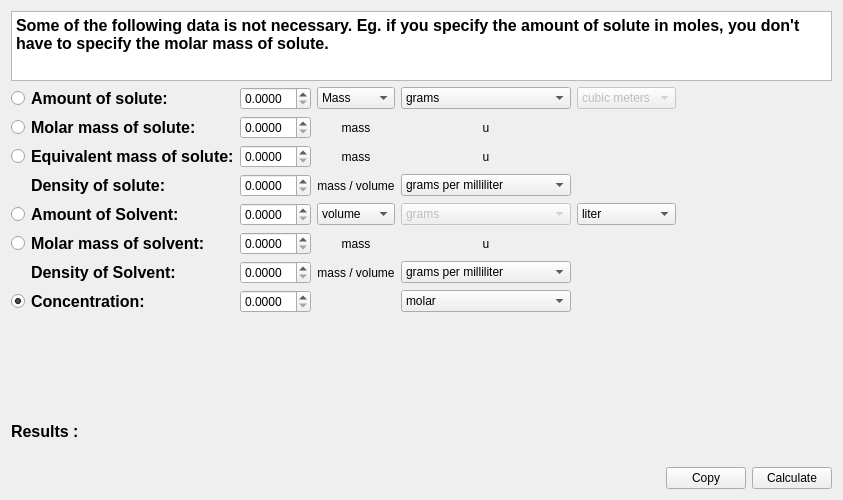
Before: the Qt Designer form src/calculator/concCalculator.ui in KDE/kalzium, drawn with Qt 5.
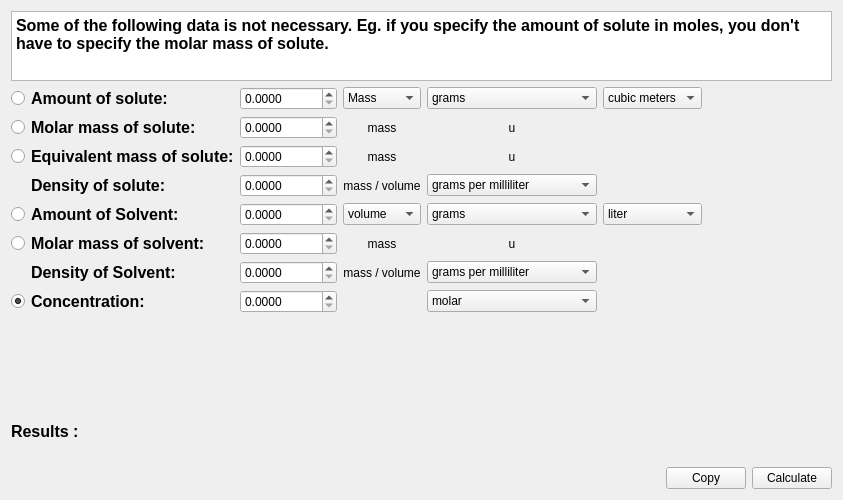
After: the same form once the commit is applied. Custom widgets are drawn as their Qt base class.

Commit message: Adding further changes to the concentration calculator. Almost done. Debugging left.

Patch:
```diff
--- a/src/calculator/concCalculator.ui
+++ b/src/calculator/concCalculator.ui
@@ -2,6 +2,9 @@
 <ui version="4.0">
  <class>concCalculator</class>
  <widget class="QWidget" name="concCalculator">
+  <property name="enabled">
+   <bool>true</bool>
+  </property>
   <property name="geometry">
    <rect>
     <x>0</x>
@@ -53,6 +56,9 @@
        <property name="decimals">
         <number>4</number>
        </property>
+       <property name="maximum">
+        <double>1000000000.000000000000000</double>
+       </property>
       </widget>
      </item>
      <item row="2" column="2">
@@ -71,6 +77,9 @@
        <property name="decimals">
         <number>4</number>
        </property>
+       <property name="maximum">
+        <double>1000000000.000000000000000</double>
+       </property>
       </widget>
      </item>
      <item row="2" column="4">
@@ -99,6 +108,9 @@
        <property name="decimals">
         <number>4</number>
        </property>
+       <property name="maximum">
+        <double>1000000000.000000000000000</double>
+       </property>
       </widget>
      </item>
      <item row="4" column="5">
@@ -168,6 +180,9 @@
        <property name="decimals">
         <number>4</number>
        </property>
+       <property name="maximum">
+        <double>1000000000.000000000000000</double>
+       </property>
       </widget>
      </item>
      <item row="5" column="4">
@@ -205,6 +220,9 @@
        <property name="decimals">
         <number>4</number>
        </property>
+       <property name="maximum">
+        <double>1000000000.000000000000000</double>
+       </property>
       </widget>
      </item>
      <item row="9" column="1">
@@ -233,6 +251,9 @@
        <property name="decimals">
         <number>4</number>
        </property>
+       <property name="maximum">
+        <double>1000000000.000000000000000</double>
+       </property>
       </widget>
      </item>
      <item row="9" column="5">
@@ -292,6 +313,9 @@
        <property name="decimals">
         <number>4</number>
        </property>
+       <property name="maximum">
+        <double>1000000000.000000000000000</double>
+       </property>
       </widget>
      </item>
      <item row="3" column="4">
@@ -337,6 +361,9 @@
        <property name="decimals">
         <number>4</number>
        </property>
+       <property name="maximum">
+        <double>1000000000.000000000000000</double>
+       </property>
       </widget>
      </item>
      <item row="1" column="4">
@@ -415,7 +442,7 @@
      <item row="5" column="5">
       <widget class="QComboBox" name="amtSlvt_unit">
        <property name="enabled">
-        <bool>false</bool>
+        <bool>true</bool>
        </property>
        <property name="editable">
         <bool>false</bool>
@@ -504,7 +531,7 @@
      <item row="1" column="6">
       <widget class="QComboBox" name="amtSlt_unit2">
        <property name="enabled">
-        <bool>false</bool>
+        <bool>true</bool>
        </property>
        <item>
         <property name="text">
```
The commit also changes 2 other files.
